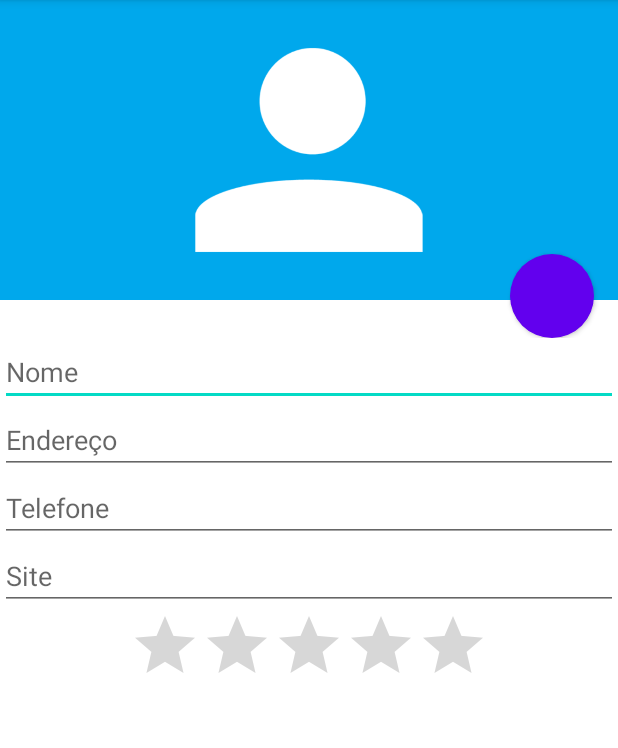
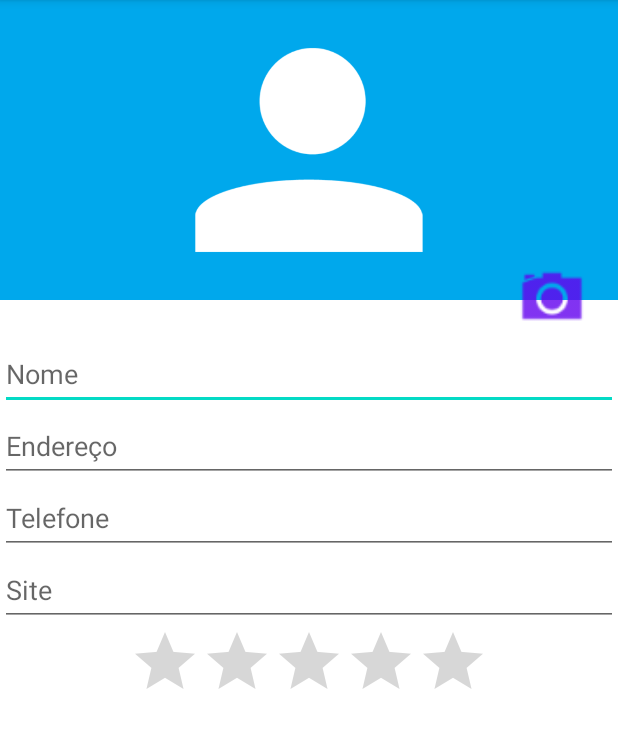
Before and after one commit to geninhocell/agenda, an Android app: the FormularioActivity screen opened directly, with no data from a screen before it, on a phone screen of 412 x 824 dp, the part 84-832 px from its top. Run offline under Robolectric (Android 15) with nearby library versions, the phone set to English and light mode, and no system bars.

```diff
--- a/app/src/main/res/drawable/fundo.xml
+++ b/app/src/main/res/drawable/fundo.xml
@@ -2,6 +2,6 @@
 <shape xmlns:android="http://schemas.android.com/apk/res/android"
     android:shape="oval">
         <solid
-            android:color="#3F51B5"/>
+            android:color="#EC0729"/>
 
 </shape>
--- a/app/src/main/res/drawable/fundo_camera.xml
+++ b/app/src/main/res/drawable/fundo_camera.xml
@@ -1,17 +1,5 @@
 <?xml version="1.0" encoding="utf-8"?>
 <layer-list xmlns:android="http://schemas.android.com/apk/res/android">
-    <item>
-        <shape
-            android:shape="oval">
-            <solid android:color="#DD1818"/>
-            <padding android:top="10dp"
-                android:bottom="10dp"
-                android:left="10dp"
-                android:right="10dp"/>
-        </shape>
-    </item>
-    <item
-        android:drawable="@drawable/ic_camera"
-        android:id="@+id/drawable_camera"
-        android:gravity="center"/>
+    <item android:drawable="@drawable/fundo"/>
+    <item android:drawable="@drawable/ic_camera"/>
 </layer-list>
--- a/app/src/main/res/layout/activity_formulario.xml
+++ b/app/src/main/res/layout/activity_formulario.xml
@@ -20,7 +20,7 @@
                 android:background="#00a8ec"
                 android:contentDescription="person"
                 android:src="@drawable/person"
-                tools:ignore="HardcodedText" />
+                tools:ignore="HardcodedText,ImageContrastCheck" />
 
             <Button
                 android:id="@+id/formulario_botao_foto"
@@ -29,44 +29,49 @@
                 android:layout_alignParentEnd="true"
                 android:layout_alignParentBottom="true"
                 android:layout_marginEnd="16dp"
-                android:background="@drawable/fundo_camera" />
+                android:background="@drawable/ic_camera"
+                tools:ignore="SpeakableTextPresentCheck" />
         </RelativeLayout>
 
         <EditText
             android:id="@+id/formulario_nome"
             android:layout_width="match_parent"
             android:layout_height="wrap_content"
+            android:autofillHints="name"
             android:hint="Nome"
-            tools:ignore="HardcodedText"
             android:inputType="text"
-            android:autofillHints="name" />
+            android:minHeight="48dp"
+            tools:ignore="HardcodedText" />
 
         <EditText
             android:id="@+id/formulario_endereco"
             android:layout_width="match_parent"
             android:layout_height="wrap_content"
+            android:autofillHints="name"
             android:hint="Endereço"
-            tools:ignore="HardcodedText"
-            android:autofillHints="name"
-            android:inputType="text" />
+            android:inputType="text"
+            android:minHeight="48dp"
+            tools:ignore="HardcodedText,TextContrastCheck" />
 
         <EditText
             android:id="@+id/formulario_telefone"
             android:layout_width="match_parent"
             android:layout_height="wrap_content"
+            android:autofillHints="phone"
             android:hint="Telefone"
-            tools:ignore="HardcodedText"
-            android:autofillHints="phone"
-            android:inputType="phone" />
+            android:inputType="phone"
+            android:minHeight="48dp"
+            tools:ignore="HardcodedText" />
 
         <EditText
             android:id="@+id/formulario_site"
             android:layout_width="match_parent"
             android:layout_height="wrap_content"
+            android:autofillHints="name"
             android:hint="Site"
-            tools:ignore="HardcodedText"
-            android:autofillHints="name"
-            android:inputType="text" />
+            android:inputType="text"
+            android:minHeight="48dp"
+            tools:ignore="HardcodedText" />
 
         <RatingBar
             android:id="@+id/formulario_nota"
@@ -74,7 +79,8 @@
             android:layout_height="wrap_content"
             android:layout_gravity="center"
             android:max="10"
-            android:numStars="5" />
+            android:numStars="5"
+            tools:ignore="SpeakableTextPresentCheck" />
 
 
     </LinearLayout>
```
Also changed, not shown: app/src/main/AndroidManifest.xml (+7 -0 lines), app/src/main/java/com/alura/agenda/adapter/AlunosAdapter.java (+27 -3 lines), app/src/main/java/com/alura/agenda/receiver/SMSReceiver.java (added, +13 -0 lines).
